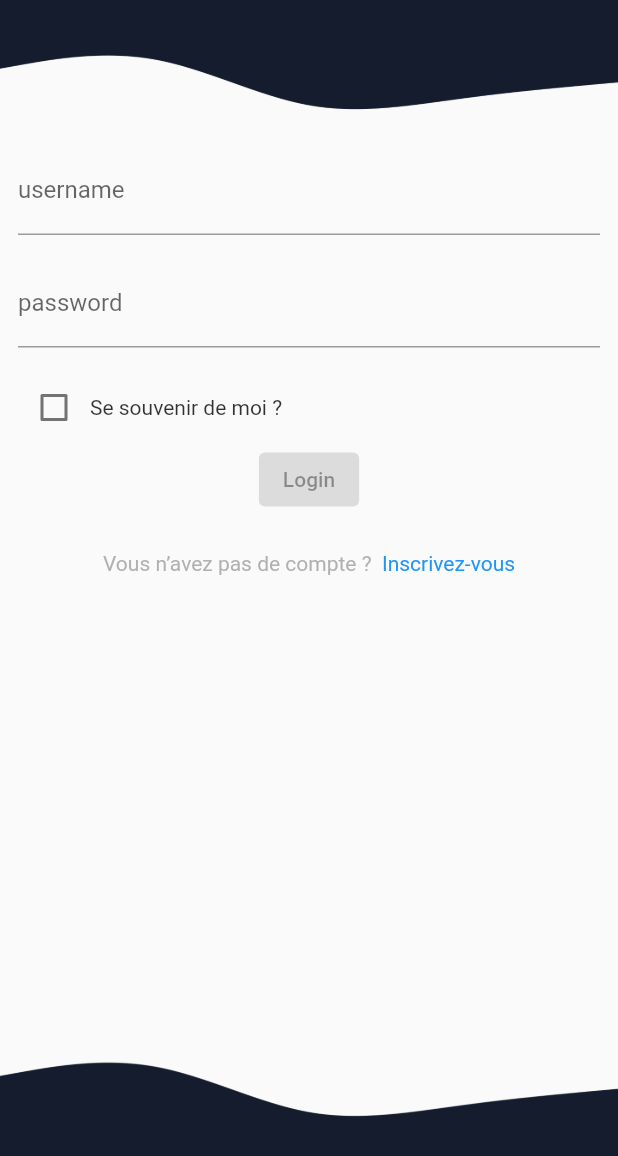
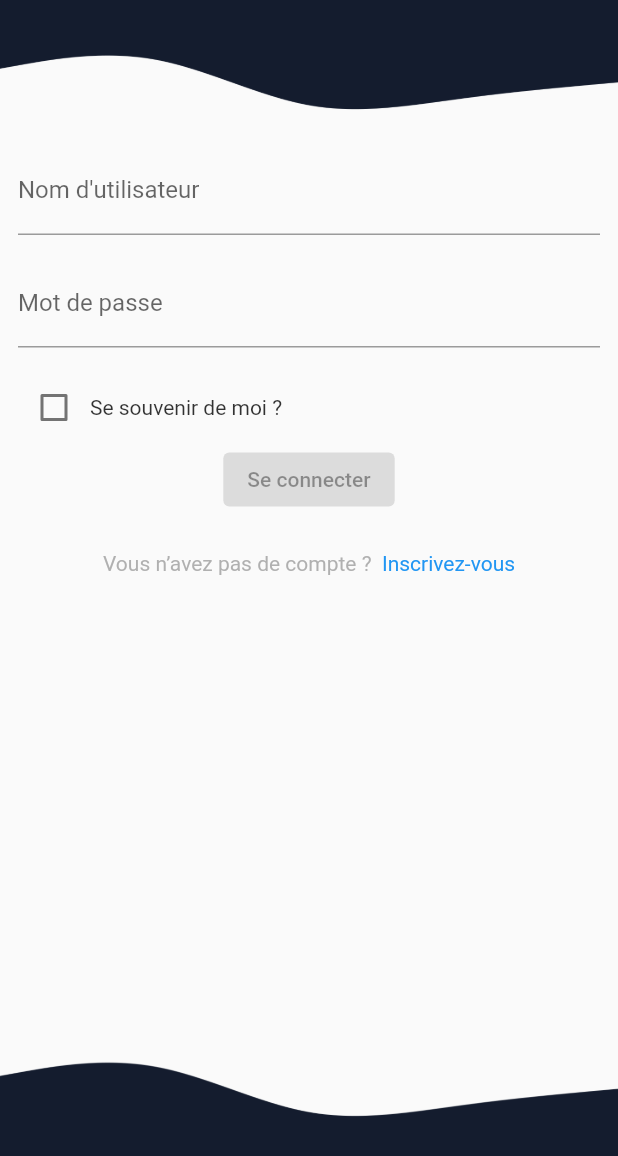
Before and after one commit to anthonyLafolie/watchIt_ui, a Flutter app: the screen it shows after launch, on a phone screen of 412 x 824 dp. Shown: the top 1156 px of the screen. Run offline on Flutter 3.47's test engine with Material 2 defaults, Android fonts, the phone set to English and light mode, and no system bars; our stand-ins replace bloc, equatable, flutter_bloc, flutter_secure_storage, formz; accounts and stored records are empty.

Commit message:
change language

```diff
--- a/lib/login/view/login_form.dart
+++ b/lib/login/view/login_form.dart
@@ -16,7 +16,12 @@ class LoginForm extends StatelessWidget {
           ScaffoldMessenger.of(context)
             ..hideCurrentSnackBar()
             ..showSnackBar(
-              const SnackBar(content: Text('Authentication Failure')),
+              const SnackBar(
+                content: Text(
+                  "Nom d'utilisateur ou mot de passe incorrect",
+                ),
+                backgroundColor: Colors.red,
+              ),
             );
         }
       },
@@ -50,8 +55,8 @@ class _UsernameInput extends StatelessWidget {
           key: const Key('loginForm_usernameInput_textField'),
           onChanged: (username) => context.read<LoginBloc>().add(LoginUsernameChanged(username)),
           decoration: InputDecoration(
-            labelText: 'username',
-            errorText: state.username.invalid ? 'invalid username' : null,
+            labelText: "Nom d'utilisateur",
+            errorText: state.username.invalid ? "Nom d'utilisateur incorrect" : null,
           ),
         );
       },
@@ -70,8 +75,8 @@ class _PasswordInput extends StatelessWidget {
           onChanged: (password) => context.read<LoginBloc>().add(LoginPasswordChanged(password)),
           obscureText: true,
           decoration: InputDecoration(
-            labelText: 'password',
-            errorText: state.password.invalid ? 'invalid password' : null,
+            labelText: 'Mot de passe',
+            errorText: state.password.invalid ? 'Mot de passe incorrect' : null,
           ),
         );
       },
@@ -117,9 +122,10 @@ class _LoginButton extends StatelessWidget {
             ? const CircularProgressIndicator()
             : ElevatedButton(
                 key: const Key('loginForm_continue_raisedButton'),
-                child: const Text('Login'),
+                child: const Text('Se connecter'),
                 onPressed: state.status.isValidated
                     ? () {
+                        FocusScope.of(context).unfocus();
                         context.read<LoginBloc>().add(const LoginSubmitted());
                       }
                     : null,
```
